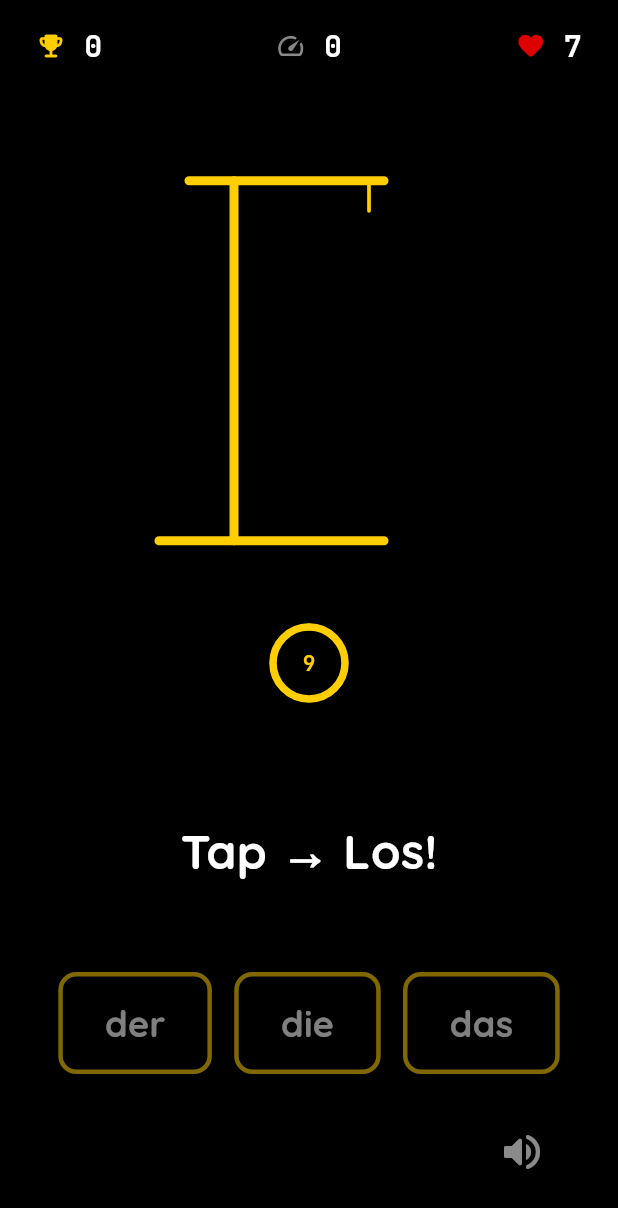
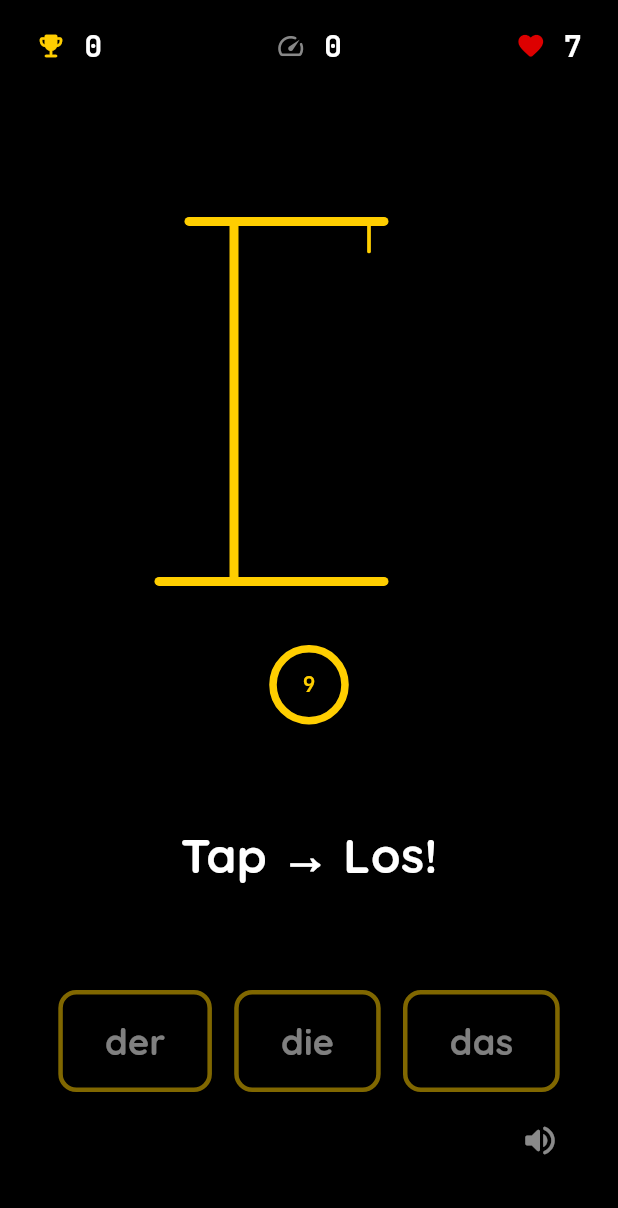
Before and after one commit to 3llips3s/hangmensch, a Flutter app: the screen it shows after launch, on a phone screen of 412 x 824 dp. Shown: the top 1208 px of the screen. Run offline on Flutter 3.47's test engine with Material 3 defaults, Android fonts, the phone set to English and light mode, and no system bars; our stand-ins replace audioplayers, flutter_riverpod, google_fonts, shared_preferences; missing offline and left inert: dart:html.

Commit message:
UI: Refine game screen layout and circular timer spacing
This commit introduces a proportional spacing system for the game screen layout:

- Replaced Expanded widgets around Gallows and Noun with Spacer widgets to maintain their intrinsic sizes while dynamically allocating extra screen height.

- Added spaceSm, spaceMd, spaceLg scale constants to LayoutConstants.

- Wrapped CircularTimer in an OverflowBox to remove the 40px invisible footprint from the layout stack.

- Wrapped NounDisplay in a fixed SizedBox(height: 100) to prevent layout shifts when text appears.

- Optimized Spacer flex ratios to bring the Gallows closer to the Timer and allocate more space to the Noun.

- Tweaked difficulty labels and pulse animations in CircularTimer.

```diff
--- a/lib/core/constants/layout_constants.dart
+++ b/lib/core/constants/layout_constants.dart
@@ -8,6 +8,11 @@ class LayoutConstants {
   static const double borderRadius = 12.0;
   static const double buttonBorderWidth = 3.0;
 
+  // Spacing scale
+  static const double spaceSm = 8.0;
+  static const double spaceMd = 16.0;
+  static const double spaceLg = 24.0;
+
   static const double topBarHeightCode = 80.0;
 
   static EdgeInsets screenPadding(BuildContext context) {
--- a/lib/features/game/views/game_screen.dart
+++ b/lib/features/game/views/game_screen.dart
@@ -104,34 +104,28 @@ class _GameScreenState extends ConsumerState<GameScreen> {
                   const TopBar(),
 
                   // 2. Gallows Area
-                  Expanded(
-                    flex: 5,
-                    child: Center(
+                  const Spacer(flex: 3),
+                  Center(
                     child: GallowsView(
                       gameState: gameState,
                       onDeathAnimationComplete: _onDeathAnimationComplete,
                     ),
                   ),
-                  ),
-                  // 2b. Spacing
-                  // const SizedBox(height: 8),
+                  const Spacer(flex: 1),
 
                   // 3. Circular Timer
                   const CircularTimer(),
-
-                  const SizedBox(height: 8),
+                  const Spacer(flex: 2),
 
                   // 4. Noun + Translation (centered in remaining space)
-                  const Expanded(flex: 2, child: Center(child: NounDisplay())),
-
-                  const SizedBox(height: 8),
+                  const SizedBox(
+                    height: 100,
+                    child: Center(child: NounDisplay()),
+                  ),
+                  const Spacer(flex: 2),
 
                   // 5. Article Buttons
-                  Padding(
-                    padding: const EdgeInsets.only(
-                      bottom: kToolbarHeight * 0.5,
-                    ),
-                    child: Row(
+                  Row(
                     mainAxisAlignment: MainAxisAlignment.spaceEvenly,
                     children: [
                       ArticleButton(
@@ -151,13 +145,14 @@ class _GameScreenState extends ConsumerState<GameScreen> {
                       ),
                     ],
                   ),
-                  ),
+                  const SizedBox(height: LayoutConstants.spaceSm),
 
                   // 6. Footer (Fullscreen Toggle + Mute Toggle)
                   Row(
                     mainAxisAlignment: MainAxisAlignment.spaceBetween,
                     children: [const FullscreenButton(), _MuteButton()],
                   ),
+                  const SizedBox(height: LayoutConstants.spaceSm),
                 ],
               ),
             ),
@@ -182,12 +177,12 @@ class _MuteButton extends ConsumerWidget {
       // The layout uses mainAxisAlignment.spaceEvenly for articles.
       // To strictly "flush" right might require visual checking or using the same spacing.
       // Let's add standard right padding to move it inward.
-      padding: const EdgeInsets.only(right: 16.0),
+      padding: const EdgeInsets.only(right: 4.0),
       child: AnimatedOpacity(
         duration: const Duration(milliseconds: 300),
         opacity: isPlaying ? 0.25 : 1.0,
         child: IconButton(
-          iconSize: 32, // Significantly bigger
+          iconSize: 26, // Significantly bigger
           icon: Icon(
             isMuted ? Icons.volume_off_rounded : Icons.volume_up_rounded,
             color: Colors.white54,
--- a/lib/features/game/views/widgets/circular_timer.dart
+++ b/lib/features/game/views/widgets/circular_timer.dart
@@ -22,10 +22,10 @@ class _CircularTimerState extends ConsumerState<CircularTimer>
   String? _difficultyLabel;
 
   static const _difficultyLabels = {
-    'easy': '⚡ Einfach',
-    'medium': '⚡ Mittel',
-    'hard': '⚡ Schwer',
-    'infinite': '⚡ Endlos',
+    'easy': 'chill',
+    'medium': 'zügig',
+    'hard': 'hektik',
+    'infinite': 'blitz',
   };
 
   @override
@@ -38,9 +38,9 @@ class _CircularTimerState extends ConsumerState<CircularTimer>
       duration: const Duration(milliseconds: 600),
     );
     _pulseAnimation = TweenSequence<double>([
-      TweenSequenceItem(tween: Tween(begin: 1.0, end: 1.6), weight: 40),
-      TweenSequenceItem(tween: Tween(begin: 1.6, end: 0.95), weight: 30),
-      TweenSequenceItem(tween: Tween(begin: 0.95, end: 1.0), weight: 30),
+      TweenSequenceItem(tween: Tween(begin: 1.0, end: 1.2), weight: 40),
+      TweenSequenceItem(tween: Tween(begin: 1.2, end: 0.9), weight: 30),
+      TweenSequenceItem(tween: Tween(begin: 0.9, end: 1.0), weight: 30),
     ]).animate(
       CurvedAnimation(parent: _pulseController, curve: Curves.easeOut),
     );
@@ -58,7 +58,7 @@ class _CircularTimerState extends ConsumerState<CircularTimer>
     // Label: fade in/out for difficulty name
     _labelController = AnimationController(
       vsync: this,
-      duration: const Duration(milliseconds: 1000),
+      duration: const Duration(milliseconds: 1500),
     );
   }
 
@@ -119,6 +119,14 @@ class _CircularTimerState extends ConsumerState<CircularTimer>
             : _getTimerColor(timeRemaining);
 
     return Center(
+      child: SizedBox(
+        height: 48,
+        width: 48,
+        child: OverflowBox(
+          alignment: Alignment.topCenter,
+          maxHeight:
+              120, // Enough to hold circle (48) + padding (20) + label (20)
+          maxWidth: 200,
           child: Column(
             mainAxisSize: MainAxisSize.min,
             children: [
@@ -183,8 +191,10 @@ class _CircularTimerState extends ConsumerState<CircularTimer>
                 ),
               ),
 
-          // Difficulty label flash
-          SizedBox(
+              // difficulty label flash
+              Padding(
+                padding: const EdgeInsets.only(top: 20.0),
+                child: SizedBox(
                   height: 20,
                   child:
                       _difficultyLabel != null
@@ -214,7 +224,10 @@ class _CircularTimerState extends ConsumerState<CircularTimer>
                           )
                           : const SizedBox.shrink(),
                 ),
+              ),
             ],
+          ),
+        ),
       ),
     );
   }
```
Lines whose indentation alone changed are shown as unchanged.
